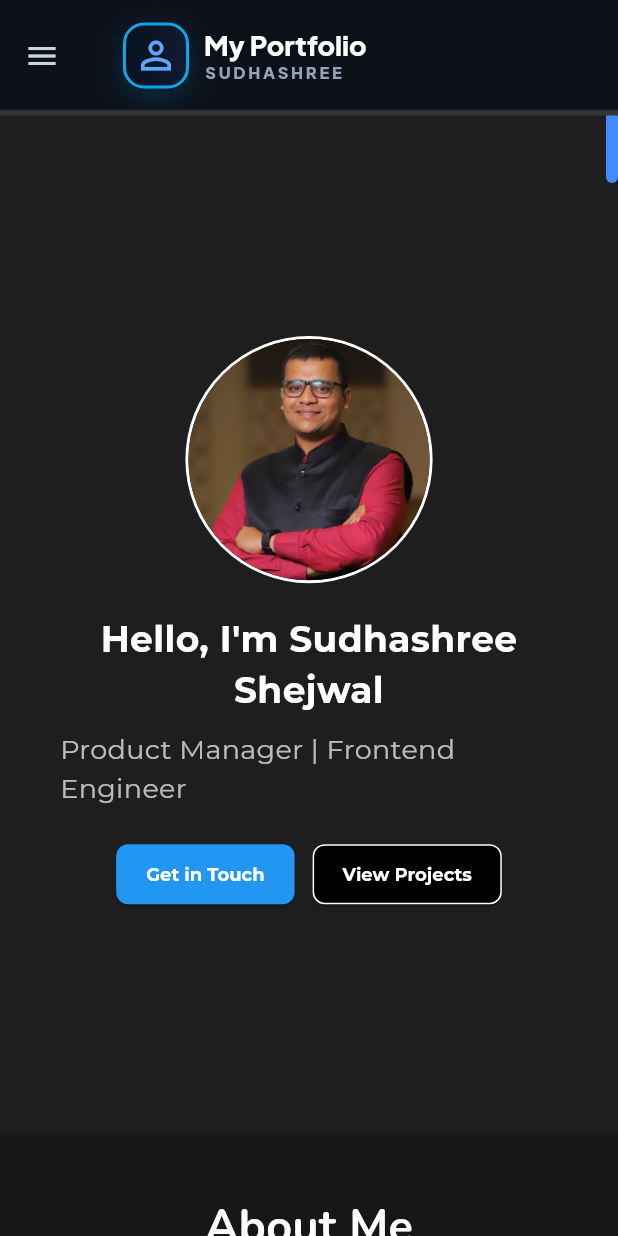
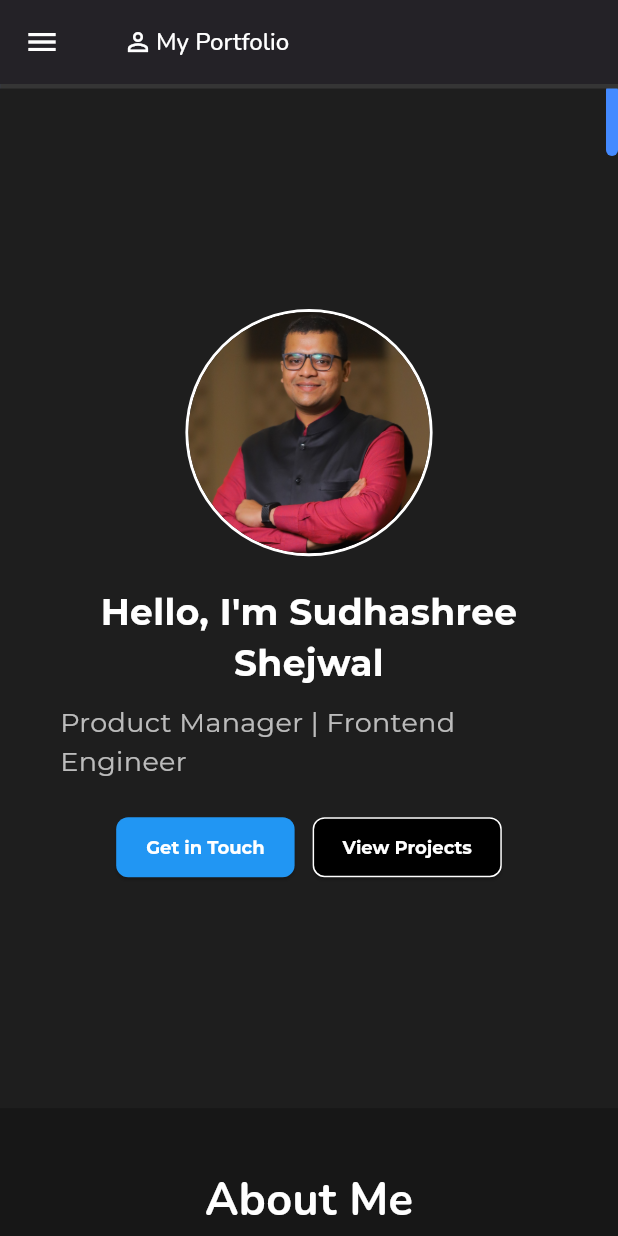
Before and after one commit to Sud2024/sudhashreeshejwal-website, a Flutter app: the screen it shows after launch, in the side drawer, after a tap on "Home", on a phone screen of 412 x 824 dp. Run offline on Flutter 3.47's test engine with Material 3 defaults, Android fonts, the phone set to English and light mode, and no system bars; drawn by our look-alikes of animated_text_kit; our stand-ins replace confetti, font_awesome_flutter, google_fonts; missing offline and left inert: universal_html.

Commit message:
Revert "Redesign portfolio appbar"
This reverts commit c571d84dfb3e6ddf576f07d9824db8aae692726e.

```diff
--- a/lib/pages/portfolio_mainpage.dart
+++ b/lib/pages/portfolio_mainpage.dart
@@ -1,6 +1,7 @@
 import 'package:flutter/material.dart';
 import 'package:google_fonts/google_fonts.dart';
 import 'package:myportfolio/common/portfoiliolisttile.dart';
+import 'package:myportfolio/common/textbutton.dart';
 import 'package:myportfolio/pages/aboutmepage.dart';
 import 'package:myportfolio/pages/bottomline.dart';
 import 'package:myportfolio/pages/educationbackground.dart';
@@ -21,7 +22,6 @@ class MyPortfolio extends StatefulWidget {
 class _MyPortfolioState extends State<MyPortfolio> {
   final ScrollController _scrollController = ScrollController();
   var percentage = 0.0;
-  String _activeSection = "Home";
 
   final GlobalKey featuredProjectsKey = GlobalKey();
   final GlobalKey featuredHomeKey = GlobalKey();
@@ -57,202 +57,112 @@ class _MyPortfolioState extends State<MyPortfolio> {
     super.dispose();
   }
 
-  void _scrollTo(GlobalKey key, String section) {
-    setState(() => _activeSection = section);
-    final context = key.currentContext;
-    if (context == null) return;
-    Scrollable.ensureVisible(
-      context,
-      duration: const Duration(seconds: 1),
-      curve: Curves.easeInOut,
-    );
-  }
-
-  Widget _buildBrand(double screenWidth) {
-    final compact = screenWidth < 700;
-    final logoSize = compact ? 44.0 : 58.0;
-
-    return Row(
-      mainAxisSize: MainAxisSize.min,
-      children: [
-        Container(
-          width: logoSize,
-          height: logoSize,
-          decoration: BoxDecoration(
-            borderRadius: BorderRadius.circular(compact ? 14 : 18),
-            border: Border.all(color: const Color(0xFF0EA5E9), width: 2),
-            gradient: const LinearGradient(
-              colors: [Color(0xFF07111F), Color(0xFF101B30)],
-            ),
-            boxShadow: const [
-              BoxShadow(
-                color: Color(0x330EA5E9),
-                blurRadius: 16,
-                offset: Offset(0, 6),
-              ),
-            ],
-          ),
-          child: const Icon(Icons.person_outline,
-              color: Color(0xFF60A5FA), size: 30),
-        ),
-        SizedBox(width: compact ? 10 : 16),
-        Column(
-          mainAxisSize: MainAxisSize.min,
-          crossAxisAlignment: CrossAxisAlignment.start,
-          children: [
-            Text(
-              "My Portfolio",
-              style: GoogleFonts.plusJakartaSans(
-                color: Colors.white,
-                fontSize: compact ? 18 : 26,
-                fontWeight: FontWeight.w800,
-              ),
-            ),
-            Text(
-              "SUDHASHREE",
-              style: GoogleFonts.plusJakartaSans(
-                color: const Color(0xFF94A3B8),
-                fontSize: compact ? 11 : 14,
-                fontWeight: FontWeight.w800,
-                letterSpacing: 1.8,
-              ),
-            ),
-          ],
-        ),
-      ],
-    );
-  }
-
-  Widget _buildNavButton({
-    required String text,
-    required IconData icon,
-    required VoidCallback onPressed,
-    bool isActive = false,
-  }) {
-    return Padding(
-      padding: const EdgeInsets.symmetric(horizontal: 3),
-      child: TextButton.icon(
-        onPressed: onPressed,
-        icon: Icon(icon,
-            size: 16,
-            color: isActive ? const Color(0xFF60A5FA) : const Color(0xFF94A3B8)),
-        label: Text(text),
-        style: TextButton.styleFrom(
-          foregroundColor:
-              isActive ? const Color(0xFF60A5FA) : const Color(0xFFCBD5E1),
-          textStyle: GoogleFonts.plusJakartaSans(
-            fontSize: 15,
-            fontWeight: FontWeight.w700,
-          ),
-          padding: const EdgeInsets.symmetric(horizontal: 14, vertical: 12),
-          backgroundColor:
-              isActive ? const Color(0x1A3B82F6) : Colors.transparent,
-          shape: RoundedRectangleBorder(
-            borderRadius: BorderRadius.circular(10),
-            side: BorderSide(
-              color: isActive ? const Color(0x334B8DFF) : Colors.transparent,
-            ),
-          ),
-        ),
-      ),
-    );
-  }
-
-  Widget _buildConnectButton() {
-    return Padding(
-      padding: const EdgeInsets.only(right: 24, left: 8),
-      child: OutlinedButton.icon(
-        onPressed: () => _scrollTo(featuredLetsConnectKey, "Contact"),
-        icon: const Icon(Icons.mail_outline, size: 16),
-        label: const Text("Let's Connect"),
-        style: OutlinedButton.styleFrom(
-          foregroundColor: Colors.white,
-          side: const BorderSide(color: Color(0xFF22D3EE), width: 2),
-          padding: const EdgeInsets.symmetric(horizontal: 18, vertical: 14),
-          textStyle: GoogleFonts.plusJakartaSans(
-            fontSize: 14,
-            fontWeight: FontWeight.w800,
-          ),
-          shape:
-              RoundedRectangleBorder(borderRadius: BorderRadius.circular(10)),
-        ),
-      ),
-    );
-  }
-
   @override
   Widget build(BuildContext context) {
     final screenWidth = MediaQuery.of(context).size.width;
     return Scaffold(
       backgroundColor: const Color(0xFF1E1E1E),
       appBar: AppBar(
-        toolbarHeight: screenWidth < 700 ? 74 : 94,
-        elevation: 0,
-        backgroundColor: const Color(0xF20B0F19),
-        surfaceTintColor: Colors.transparent,
-        iconTheme: const IconThemeData(color: Color(0xFFCBD5E1)),
-        titleSpacing: 26,
-        title: _buildBrand(screenWidth),
+        backgroundColor: const Color(0xFF1E1E1E),
+        iconTheme: const IconThemeData(color: Colors.white),
+        title: Padding(
+          padding: const EdgeInsets.only(left: 10.0),
+          child: Row(
+            children: [
+              Icon(
+                Icons.person_outline,
+                color: Colors.white,
+                size: 20,
+              ),
+              const SizedBox(width: 2),
+              Text(
+                "My Portfolio",
+                style: GoogleFonts.nunito(
+                  color: Colors.white,
+                  fontSize: 16,
+                  fontWeight: FontWeight.w500,
+                ),
+              ),
+            ],
+          ),
+        ),
         actions: screenWidth > 800
             ? [
-                Expanded(
+                // Show the buttons in the app bar for larger screens
+                Padding(
+                  padding: const EdgeInsets.only(right: 10.0),
                   child: Row(
-                    mainAxisAlignment: MainAxisAlignment.center,
-                    mainAxisSize: MainAxisSize.min,
+                    spacing: 5,
                     children: [
-                      _buildNavButton(
-                        text: "Home",
-                        icon: Icons.home,
-                        isActive: _activeSection == "Home",
-                        onPressed: () => _scrollTo(featuredHomeKey, "Home"),
-                      ),
-                      _buildNavButton(
-                        text: "About",
-                        icon: Icons.info,
-                        isActive: _activeSection == "About",
-                        onPressed: () => _scrollTo(featuredAboutMeKey, "About"),
-                      ),
-                      _buildNavButton(
+                      CustomTextButton(
+                          text: "Home",
+                          icon: Icons.home_outlined,
+                          onPressed: () {
+                            Scrollable.ensureVisible(
+                              featuredHomeKey.currentContext!,
+                              duration: Duration(seconds: 1),
+                              curve: Curves.easeInOut,
+                            );
+                          }),
+                      CustomTextButton(
+                          text: "About",
+                          icon: Icons.info_outline,
+                          onPressed: () {
+                            Scrollable.ensureVisible(
+                              featuredAboutMeKey.currentContext!,
+                              duration: Duration(seconds: 1),
+                              curve: Curves.easeInOut,
+                            );
+                          }),
+                      CustomTextButton(
                         text: "Projects",
                         icon: Icons.business_center,
-                        isActive: _activeSection == "Projects",
-                        onPressed: () =>
-                            _scrollTo(featuredProjectsKey, "Projects"),
+                        onPressed: () {
+                          Scrollable.ensureVisible(
+                            featuredProjectsKey.currentContext!,
+                            duration: Duration(seconds: 1),
+                            curve: Curves.easeInOut,
+                          );
+                        },
                       ),
-                      _buildNavButton(
+                      CustomTextButton(
                         text: "Skills",
                         icon: Icons.school_outlined,
-                        isActive: _activeSection == "Skills",
-                        onPressed: () => _scrollTo(
-                            featuredSkillsAndExpertiseKey, "Skills"),
+                        onPressed: () {
+                          Scrollable.ensureVisible(
+                            featuredSkillsAndExpertiseKey.currentContext!,
+                            duration: Duration(seconds: 1),
+                            curve: Curves.easeInOut,
+                          );
+                        },
                       ),
-                      _buildNavButton(
+                      CustomTextButton(
                         text: "Experience",
                         icon: Icons.history_edu,
-                        isActive: _activeSection == "Experience",
-                        onPressed: () =>
-                            _scrollTo(featuredExperienceKey, "Experience"),
+                        onPressed: () {
+                          Scrollable.ensureVisible(
+                            featuredExperienceKey.currentContext!,
+                            duration: Duration(seconds: 1),
+                            curve: Curves.easeInOut,
+                          );
+                        },
                       ),
-                      _buildNavButton(
+                      CustomTextButton(
                         text: "Contact",
                         icon: Icons.mail_outline,
-                        isActive: _activeSection == "Contact",
-                        onPressed: () =>
-                            _scrollTo(featuredLetsConnectKey, "Contact"),
+                        onPressed: () {
+                          Scrollable.ensureVisible(
+                            featuredLetsConnectKey.currentContext!,
+                            duration: Duration(seconds: 1),
+                            curve: Curves.easeInOut,
+                          );
+                        },
                       ),
                     ],
                   ),
                 ),
-                _buildConnectButton(),
               ]
             : null,
-        flexibleSpace: Container(
-          decoration: const BoxDecoration(
-            border: Border(
-              bottom: BorderSide(color: Color(0x1AFFFFFF)),
-            ),
-          ),
-        ),
       ),
       drawer: screenWidth <= 800
           ? Drawer(
@@ -264,7 +174,12 @@ class _MyPortfolioState extends State<MyPortfolio> {
                     icon: Icons.home_outlined,
                     title: "Home",
                     onTap: () {
-                      _scrollTo(featuredHomeKey, "Home");
+                      // Handle navigation
+                      Scrollable.ensureVisible(
+                        featuredHomeKey.currentContext!,
+                        duration: Duration(seconds: 1),
+                        curve: Curves.easeInOut,
+                      );
                       Navigator.pop(context);
                     },
                   ),
@@ -272,7 +187,12 @@ class _MyPortfolioState extends State<MyPortfolio> {
                     icon: Icons.info_outline,
                     title: "About",
                     onTap: () {
-                      _scrollTo(featuredAboutMeKey, "About");
+                      // Handle navigation
+                      Scrollable.ensureVisible(
+                        featuredAboutMeKey.currentContext!,
+                        duration: Duration(seconds: 1),
+                        curve: Curves.easeInOut,
+                      );
                       Navigator.pop(context);
                     },
                   ),
@@ -280,7 +200,12 @@ class _MyPortfolioState extends State<MyPortfolio> {
                     icon: Icons.business_center,
                     title: "Projects",
                     onTap: () {
-                      _scrollTo(featuredProjectsKey, "Projects");
+                      // Handle navigation
+                      Scrollable.ensureVisible(
+                        featuredProjectsKey.currentContext!,
+                        duration: Duration(seconds: 1),
+                        curve: Curves.easeInOut,
+                      );
                       Navigator.pop(context);
                     },
                   ),
@@ -288,7 +213,11 @@ class _MyPortfolioState extends State<MyPortfolio> {
                     icon: Icons.school_outlined,
                     title: "Skills",
                     onTap: () {
-                      _scrollTo(featuredSkillsAndExpertiseKey, "Skills");
+                      Scrollable.ensureVisible(
+                        featuredSkillsAndExpertiseKey.currentContext!,
+                        duration: Duration(seconds: 1),
+                        curve: Curves.easeInOut,
+                      );
                       Navigator.pop(context);
                     },
                   ),
@@ -296,7 +225,11 @@ class _MyPortfolioState extends State<MyPortfolio> {
                     icon: Icons.history_edu,
                     title: "Experience",
                     onTap: () {
-                      _scrollTo(featuredExperienceKey, "Experience");
+                      Scrollable.ensureVisible(
+                        featuredExperienceKey.currentContext!,
+                        duration: Duration(seconds: 1),
+                        curve: Curves.easeInOut,
+                      );
                       Navigator.pop(context);
                     },
                   ),
@@ -304,7 +237,12 @@ class _MyPortfolioState extends State<MyPortfolio> {
                     icon: Icons.mail_outline,
                     title: "Contact",
                     onTap: () {
-                      _scrollTo(featuredLetsConnectKey, "Contact");
+                      // Handle navigation
+                      Scrollable.ensureVisible(
+                        featuredLetsConnectKey.currentContext!,
+                        duration: Duration(seconds: 1),
+                        curve: Curves.easeInOut,
+                      );
                       Navigator.pop(context);
                     },
                   ),
```
